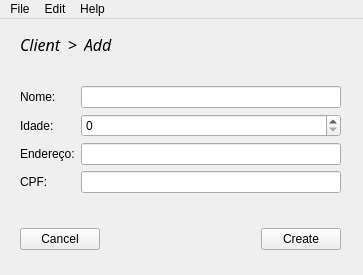
First picture: the form in view/main_menu.ui, repository mugbug/EC206, before the edit.
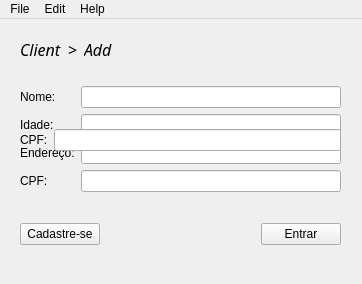
Second picture: the form after the edit.

Commit message: Add login widget

Patch:
```diff
--- a/view/main_menu.ui
+++ b/view/main_menu.ui
@@ -7,14 +7,62 @@
    <rect>
     <x>0</x>
     <y>0</y>
-    <width>363</width>
-    <height>275</height>
+    <width>362</width>
+    <height>284</height>
    </rect>
   </property>
   <property name="windowTitle">
    <string>MainWindow</string>
   </property>
   <widget class="QWidget" name="centralwidget">
+   <widget class="QWidget" name="widget_add" native="true">
+    <property name="geometry">
+     <rect>
+      <x>0</x>
+      <y>0</y>
+      <width>361</width>
+      <height>261</height>
+     </rect>
+    </property>
+    <widget class="QWidget" name="horizontalLayoutWidget">
+     <property name="geometry">
+      <rect>
+       <x>20</x>
+       <y>190</y>
+       <width>321</width>
+       <height>51</height>
+      </rect>
+     </property>
+     <layout class="QHBoxLayout" name="horizontalLayout">
+      <item>
+       <widget class="QPushButton" name="btn_cancel">
+        <property name="text">
+         <string>Cancel</string>
+        </property>
+       </widget>
+      </item>
+      <item>
+       <spacer name="horizontalSpacer_2">
+        <property name="orientation">
+         <enum>Qt::Horizontal</enum>
+        </property>
+        <property name="sizeHint" stdset="0">
+         <size>
+          <width>40</width>
+          <height>20</height>
+         </size>
+        </property>
+       </spacer>
+      </item>
+      <item>
+       <widget class="QPushButton" name="btn_add">
+        <property name="text">
+         <string>Create</string>
+        </property>
+       </widget>
+      </item>
+     </layout>
+    </widget>
    <widget class="QWidget" name="formLayoutWidget">
     <property name="geometry">
      <rect>
@@ -28,58 +76,58 @@
      <property name="fieldGrowthPolicy">
       <enum>QFormLayout::AllNonFixedFieldsGrow</enum>
      </property>
+      <item row="0" column="1">
+       <spacer name="verticalSpacer">
+        <property name="orientation">
+         <enum>Qt::Vertical</enum>
+        </property>
+        <property name="sizeHint" stdset="0">
+         <size>
+          <width>20</width>
+          <height>40</height>
+         </size>
+        </property>
+       </spacer>
+      </item>
      <item row="1" column="0">
-      <widget class="QLabel" name="lbl_client_name">
+       <widget class="QLabel" name="lbl_form_1">
        <property name="text">
         <string>Nome:</string>
        </property>
       </widget>
      </item>
      <item row="1" column="1">
-      <widget class="QLineEdit" name="input_client_name"/>
+       <widget class="QLineEdit" name="form_input_1"/>
      </item>
      <item row="2" column="0">
-      <widget class="QLabel" name="lbl_client_age">
+       <widget class="QLabel" name="lbl_form_2">
        <property name="text">
         <string>Idade:</string>
        </property>
       </widget>
      </item>
      <item row="2" column="1">
-      <widget class="QSpinBox" name="input_client_age"/>
+       <widget class="QLineEdit" name="form_input_2"/>
      </item>
      <item row="3" column="0">
-      <widget class="QLabel" name="lbl_client_address">
+       <widget class="QLabel" name="lbl_form_3">
        <property name="text">
         <string>Endereço:</string>
        </property>
       </widget>
      </item>
      <item row="3" column="1">
-      <widget class="QLineEdit" name="input_client_address"/>
+       <widget class="QLineEdit" name="form_input_3"/>
      </item>
      <item row="4" column="0">
-      <widget class="QLabel" name="lbl_client_cpf">
+       <widget class="QLabel" name="lbl_form_4">
        <property name="text">
         <string>CPF:</string>
        </property>
       </widget>
      </item>
      <item row="4" column="1">
-      <widget class="QLineEdit" name="input_client_cpf"/>
-     </item>
-     <item row="0" column="1">
-      <spacer name="verticalSpacer">
-       <property name="orientation">
-        <enum>Qt::Vertical</enum>
-       </property>
-       <property name="sizeHint" stdset="0">
-        <size>
-         <width>20</width>
-         <height>40</height>
-        </size>
-       </property>
-      </spacer>
+       <widget class="QLineEdit" name="form_input_4"/>
      </item>
      <item row="5" column="1">
       <spacer name="verticalSpacer_2">
@@ -96,52 +144,13 @@
      </item>
     </layout>
    </widget>
-   <widget class="QWidget" name="horizontalLayoutWidget">
-    <property name="geometry">
-     <rect>
-      <x>20</x>
-      <y>200</y>
-      <width>321</width>
-      <height>41</height>
-     </rect>
-    </property>
-    <layout class="QHBoxLayout" name="horizontalLayout">
-     <item>
-      <widget class="QPushButton" name="btn_cancel">
-       <property name="text">
-        <string>Cancel</string>
-       </property>
-      </widget>
-     </item>
-     <item>
-      <spacer name="horizontalSpacer_2">
-       <property name="orientation">
-        <enum>Qt::Horizontal</enum>
-       </property>
-       <property name="sizeHint" stdset="0">
-        <size>
-         <width>40</width>
-         <height>20</height>
-        </size>
-       </property>
-      </spacer>
-     </item>
-     <item>
-      <widget class="QPushButton" name="btn_client_add">
-       <property name="text">
-        <string>Create</string>
-       </property>
-      </widget>
-     </item>
-    </layout>
-   </widget>
    <widget class="QWidget" name="horizontalLayoutWidget_2">
     <property name="geometry">
      <rect>
       <x>20</x>
       <y>10</y>
       <width>321</width>
-      <height>31</height>
+       <height>41</height>
      </rect>
     </property>
     <layout class="QHBoxLayout" name="horizontalLayout_2">
@@ -208,12 +217,110 @@
     </layout>
    </widget>
   </widget>
+   <widget class="QWidget" name="widget_login" native="true">
+    <property name="geometry">
+     <rect>
+      <x>0</x>
+      <y>0</y>
+      <width>361</width>
+      <height>261</height>
+     </rect>
+    </property>
+    <widget class="QWidget" name="formLayoutWidget_2">
+     <property name="geometry">
+      <rect>
+       <x>20</x>
+       <y>50</y>
+       <width>321</width>
+       <height>141</height>
+      </rect>
+     </property>
+     <layout class="QFormLayout" name="form_layout_login">
+      <item row="1" column="0">
+       <widget class="QLabel" name="label">
+        <property name="text">
+         <string>CPF:</string>
+        </property>
+       </widget>
+      </item>
+      <item row="1" column="1">
+       <widget class="QLineEdit" name="lineEdit"/>
+      </item>
+      <item row="2" column="1">
+       <spacer name="verticalSpacer_3">
+        <property name="orientation">
+         <enum>Qt::Vertical</enum>
+        </property>
+        <property name="sizeHint" stdset="0">
+         <size>
+          <width>20</width>
+          <height>40</height>
+         </size>
+        </property>
+       </spacer>
+      </item>
+      <item row="0" column="1">
+       <spacer name="verticalSpacer_4">
+        <property name="orientation">
+         <enum>Qt::Vertical</enum>
+        </property>
+        <property name="sizeHint" stdset="0">
+         <size>
+          <width>20</width>
+          <height>40</height>
+         </size>
+        </property>
+       </spacer>
+      </item>
+     </layout>
+    </widget>
+    <widget class="QWidget" name="horizontalLayoutWidget_3">
+     <property name="geometry">
+      <rect>
+       <x>20</x>
+       <y>190</y>
+       <width>321</width>
+       <height>51</height>
+      </rect>
+     </property>
+     <layout class="QHBoxLayout" name="button_layout_login">
+      <item>
+       <widget class="QPushButton" name="btn_register">
+        <property name="text">
+         <string>Cadastre-se</string>
+        </property>
+       </widget>
+      </item>
+      <item>
+       <spacer name="horizontalSpacer_3">
+        <property name="orientation">
+         <enum>Qt::Horizontal</enum>
+        </property>
+        <property name="sizeHint" stdset="0">
+         <size>
+          <width>40</width>
+          <height>20</height>
+         </size>
+        </property>
+       </spacer>
+      </item>
+      <item>
+       <widget class="QPushButton" name="btn_login">
+        <property name="text">
+         <string>Entrar</string>
+        </property>
+       </widget>
+      </item>
+     </layout>
+    </widget>
+   </widget>
+  </widget>
   <widget class="QMenuBar" name="menubar">
    <property name="geometry">
     <rect>
      <x>0</x>
      <y>0</y>
-     <width>363</width>
+     <width>362</width>
      <height>21</height>
     </rect>
    </property>
```
Lines whose indentation alone changed are shown as unchanged.
